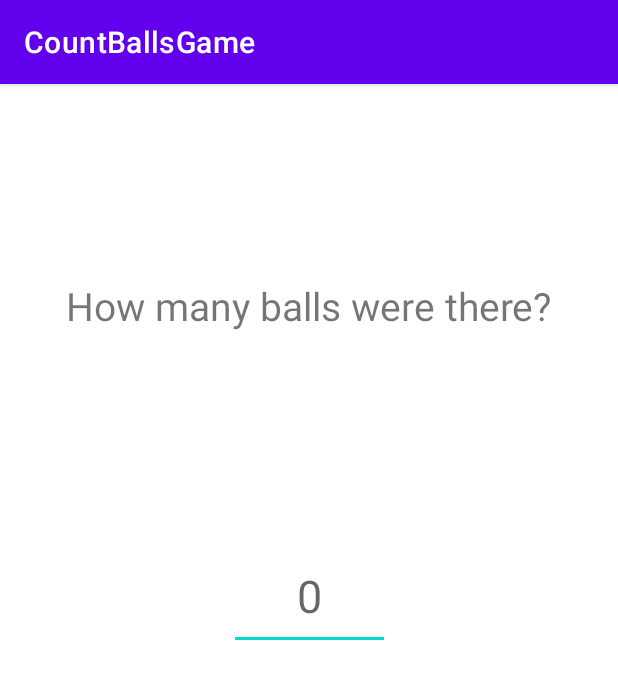
After one commit to igargu/CountBallsGame, an Android app: the ResultActivity screen opened directly, with no data from a screen before it, on a phone screen of 412 x 824 dp. The commit adds this screen. Shown: the top 679 px of the screen. Run offline under Robolectric (Android 15) with nearby library versions, the phone set to English and light mode, and no system bars.

Commit message:
Beta 2.0

```diff
--- /dev/null
+++ b/app/src/main/java/es/ikergarciagutierrez/promul/countballsgame/ResultActivity.java
@@ -0,0 +1,19 @@
+package es.ikergarciagutierrez.promul.countballsgame;
+
+import androidx.appcompat.app.AppCompatActivity;
+
+import android.os.Bundle;
+
+public class ResultActivity extends AppCompatActivity {
+
+    @Override
+    protected void onCreate(Bundle savedInstanceState) {
+        super.onCreate(savedInstanceState);
+        setContentView(R.layout.activity_result);
+        initialize();
+    }
+
+    private void initialize() {
+
+    }
+}
--- /dev/null
+++ b/app/src/main/res/layout/activity_result.xml
@@ -0,0 +1,37 @@
+<?xml version="1.0" encoding="utf-8"?>
+<androidx.constraintlayout.widget.ConstraintLayout xmlns:android="http://schemas.android.com/apk/res/android"
+    xmlns:app="http://schemas.android.com/apk/res-auto"
+    xmlns:tools="http://schemas.android.com/tools"
+    android:layout_width="match_parent"
+    android:layout_height="match_parent"
+    tools:context=".ResultActivity">
+
+    <TextView
+        android:id="@+id/tvResult"
+        android:layout_width="wrap_content"
+        android:layout_height="wrap_content"
+        android:layout_marginTop="130dp"
+        android:text="@string/tvResult"
+        android:textSize="26sp"
+        app:layout_constraintEnd_toEndOf="parent"
+        app:layout_constraintStart_toStartOf="parent"
+        app:layout_constraintTop_toTopOf="parent" />
+
+    <EditText
+        android:id="@+id/etResult"
+        android:layout_width="107dp"
+        android:layout_height="71dp"
+        android:layout_marginBottom="250dp"
+        android:ems="10"
+        android:gravity="center"
+        android:hint="@string/etResultHint"
+        android:inputType="phone"
+        android:textSize="30sp"
+        app:layout_constraintBottom_toBottomOf="parent"
+        app:layout_constraintEnd_toEndOf="parent"
+        app:layout_constraintStart_toStartOf="parent"
+        app:layout_constraintTop_toBottomOf="@+id/tvResult"
+        tools:ignore="TextContrastCheck"
+        android:importantForAutofill="no" />
+
+</androidx.constraintlayout.widget.ConstraintLayout>
--- a/app/src/main/res/values/strings.xml
+++ b/app/src/main/res/values/strings.xml
@@ -5,5 +5,7 @@
     <string name="btEasyMode">Easy</string>
     <string name="btMediumMode">Medium</string>
     <string name="btHardGame">Hard</string>
-    <string name="readyMessage">Ready?</string>
+    <string name="tvReadyMessage">Ready?</string>
+    <string name="tvResult">How many balls were there?</string>
+    <string name="etResultHint">0</string>
 </resources>
```
Also changed, not shown: app/src/main/AndroidManifest.xml (+6 -3 lines), app/src/main/java/es/ikergarciagutierrez/promul/countballsgame/GameActivity.java (+48 -3 lines), app/src/main/java/es/ikergarciagutierrez/promul/countballsgame/MenuActivity.java (+22 -8 lines), app/src/main/java/es/ikergarciagutierrez/promul/countballsgame/ReadyMessage.java (deleted, +0 -45 lines), app/src/main/res/layout/activity_game.xml (+13 -1 lines).
